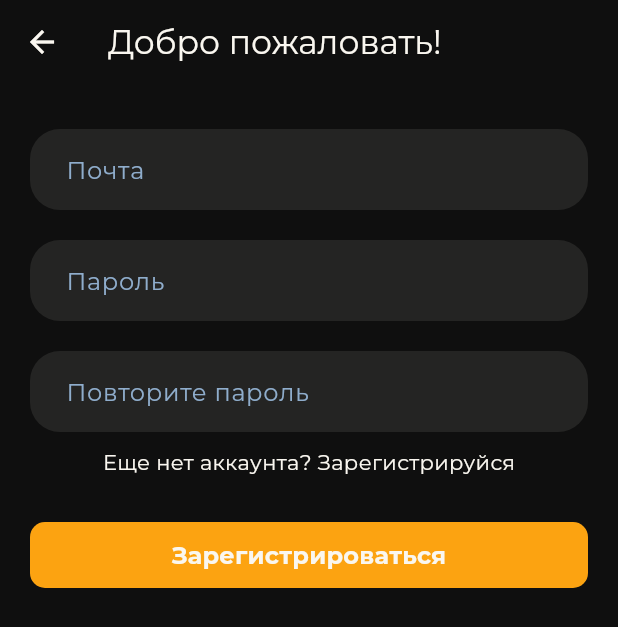
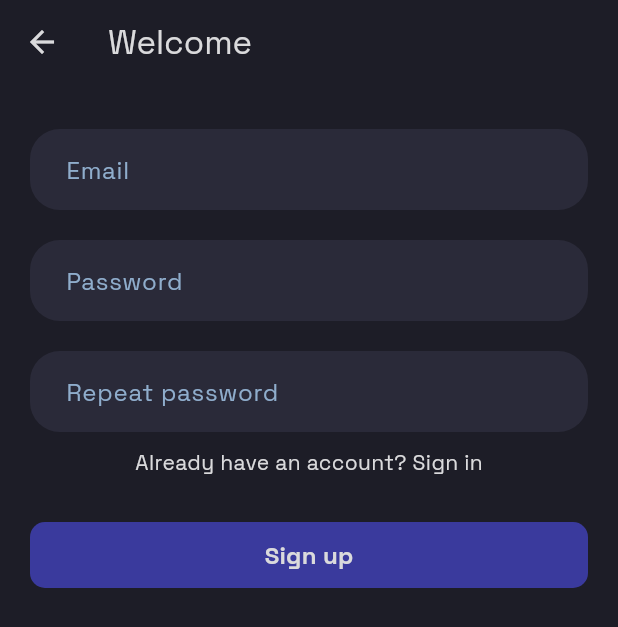
Before and after one commit to palp1ix/cinema-app, a Flutter app: the SignUpPage screen opened by its route, on a phone screen of 412 x 824 dp. Shown: the top 627 px of the screen. Run offline on Flutter 3.47's test engine with Material 3 defaults, Android fonts, the light colour scheme and no system bars; our stand-ins replace auto_route, carousel_slider, dio, easy_date_timeline, flutter_bloc, flutter_dotenv and 6 more; missing offline and left inert: talker_bloc_logger, talker_dio_logger; accounts and stored records are empty; generated files the repository leaves out were written again; network calls fail; statements that could not run were skipped.

Commit message:
maken en lang in app

```diff
--- a/lib/data/remote_data_source/film_request.dart
+++ b/lib/data/remote_data_source/film_request.dart
@@ -55,9 +55,9 @@ class FilmRequest {
     try {
       // await setNewFilmRoomSession();
       // await changeFilmParam();
-      // FIXME: Delete -2
+      // FIXME: Delete -3
       final response = await dio
-          .get('$endpoint/api/sessions/current?daysOffset=${dayOffset - 2}');
+          .get('$endpoint/api/sessions/current?daysOffset=${dayOffset - 3}');
       final data = response.data as List<dynamic>;
       final List<Session> sessions =
           data.map((e) => Session.fromJson(e)).toList();
--- a/lib/di.dart
+++ b/lib/di.dart
@@ -35,7 +35,7 @@ Future<void> di() async {
   getIt.registerSingleton<FlutterSecureStorage>(secureStorage);
 
   final authManager = AuthManager();
-  //await authManager.logout();
+  // await authManager.logout();
   await authManager.initUser();
   getIt.registerSingleton<AuthManager>(authManager);
 }
--- a/lib/presentation/auth/pages/signin/view/signin.dart
+++ b/lib/presentation/auth/pages/signin/view/signin.dart
@@ -38,8 +38,8 @@ class _SignInPageState extends State<SignInPage> {
             await showDialog(
                 context: context,
                 builder: (context) => const AlertDialog(
-                      title: Text('Успешно'),
-                      content: Text('Вы успешно вошли в систему'),
+                      title: Text('Success'),
+                      content: Text('You have successfully logged in'),
                     ));
             Navigator.of(context).pop();
           }
@@ -47,7 +47,7 @@ class _SignInPageState extends State<SignInPage> {
         child: Scaffold(
           appBar: AppBar(
             title: Text(
-              'Добро пожаловать!',
+              'Welcome!',
               style: theme.textTheme.titleLarge,
             ),
           ),
@@ -62,7 +62,7 @@ class _SignInPageState extends State<SignInPage> {
       return Scaffold(
           appBar: AppBar(),
           body: const Center(
-            child: Text('Извините, вы уже вошли в систему'),
+            child: Text('Sorry, you\'re already logged in'),
           ));
     }
   }
@@ -87,7 +87,7 @@ class SignInWidget extends StatelessWidget {
     return DefaultAuthView(
         emailController: emailController,
         passwordController: passwordController,
-        buttonText: 'Войти',
+        buttonText: 'Login',
         onTextTap: () {
           context.router.replace(const SignUpRoute());
         },
@@ -95,7 +95,7 @@ class SignInWidget extends StatelessWidget {
           signInBloc.add(SignInWithEmailPassword(
               email: emailController.text, password: passwordController.text));
         },
-        smallInfoText: 'Нету аккаунта? Зарегестрируйся',
+        smallInfoText: 'Don\'t have an account? Sign up',
         theme: theme);
   }
 }
--- a/lib/presentation/auth/pages/signup/view/signup.dart
+++ b/lib/presentation/auth/pages/signup/view/signup.dart
@@ -36,8 +36,8 @@ class _SignUpPageState extends State<SignUpPage> {
               context: context,
               builder: (context) {
                 return const AlertDialog(
-                  title: Text('Успешно!'),
-                  content: Text('Вы успешно зарегистрировались!'),
+                  title: Text('Success!'),
+                  content: Text('You have successfully registered!'),
                 );
               });
           Navigator.of(context).pop();
@@ -46,7 +46,7 @@ class _SignUpPageState extends State<SignUpPage> {
       child: Scaffold(
           appBar: AppBar(
             title: Text(
-              'Добро пожаловать!',
+              'Welcome',
               style: theme.textTheme.titleLarge,
             ),
           ),
@@ -55,8 +55,8 @@ class _SignUpPageState extends State<SignUpPage> {
               passwordController: passwordController,
               secondPasswordController: passwordController2,
               theme: theme,
-              buttonText: 'Зарегистрироваться',
-              smallInfoText: 'Уже есть аккаунт? Войти',
+              buttonText: 'Sign up',
+              smallInfoText: 'Already have an account? Sign in',
               onTextTap: () {
                 context.router.replace(const SignInRoute());
               },
--- a/lib/presentation/auth/widgets/default_auth_view.dart
+++ b/lib/presentation/auth/widgets/default_auth_view.dart
@@ -33,7 +33,7 @@ class DefaultAuthView extends StatelessWidget {
           const SizedBox(height: 30),
           CinemaTextField(
             controller: emailController,
-            hintText: 'Почта',
+            hintText: 'Email',
           ),
           const SizedBox(
             height: 20,
@@ -41,7 +41,7 @@ class DefaultAuthView extends StatelessWidget {
           CinemaTextField(
             controller: passwordController,
             obscureText: true,
-            hintText: 'Пароль',
+            hintText: 'Password',
           ),
           if (secondPasswordController != null)
             const SizedBox(
@@ -51,7 +51,7 @@ class DefaultAuthView extends StatelessWidget {
             CinemaTextField(
               controller: secondPasswordController!,
               obscureText: true,
-              hintText: 'Повторите пароль',
+              hintText: 'Repeat password',
             ),
           GestureDetector(
               onTap: () {
@@ -59,7 +59,7 @@ class DefaultAuthView extends StatelessWidget {
               },
               child: Container(
                   margin: const EdgeInsets.all(10),
-                  child: const Text('Еще нет аккаунта? Зарегистрируйся'))),
+                  child: Text(smallInfoText))),
           GestureDetector(
             onTap: () {
               onButtonTap.call();
--- a/lib/presentation/core/theme/theme.dart
+++ b/lib/presentation/core/theme/theme.dart
@@ -3,10 +3,10 @@ import 'package:google_fonts/google_fonts.dart';
 
 final darkTheme = ThemeData(
   colorScheme: const ColorScheme.dark(
-      surface: Color.fromARGB(255, 15, 15, 15),
-      surfaceContainer: Color(0xFF242423),
-      onSurface: Color(0xFFFAF7F0),
-      onSecondary: Color(0xFFf77f00)),
+      surface: Color(0xFF1d1d27),
+      surfaceContainer: Color(0xFF2a2a39),
+      onSurface: Color(0xFFdadadc),
+      onSecondary: Color(0xFF413ba3)),
   inputDecorationTheme: const InputDecorationTheme(
     // prefixIcon: Icon(Icons.email),
     filled: true,
@@ -26,7 +26,7 @@ final darkTheme = ThemeData(
   indicatorColor: Colors.red,
   brightness: Brightness.dark,
   useMaterial3: true,
-  primaryColor: const Color(0xFFfca311),
+  primaryColor: const Color(0xFF3a3a9d),
   canvasColor: Colors.black,
-  fontFamily: GoogleFonts.getFont('Montserrat').fontFamily,
+  fontFamily: GoogleFonts.spaceGrotesk().fontFamily,
 );
--- a/lib/presentation/home/widgets/premiere_widget.dart
+++ b/lib/presentation/home/widgets/premiere_widget.dart
@@ -17,7 +17,7 @@ class PremiereWidget extends StatelessWidget {
       'https://webgate.24guru.by/uploads/events/thumbs/300x430/9TEz29zjV.jpg'
     ];
     return MainContainer(
-      title: 'Премьеры',
+      title: 'Premiere',
       child: CarouselSlider.builder(
         itemCount: 5,
         itemBuilder: (BuildContext context, int index, int pageViewIndex) {
--- a/lib/presentation/home/widgets/search_bar.dart
+++ b/lib/presentation/home/widgets/search_bar.dart
@@ -27,7 +27,7 @@ class CinemaSearchBar extends StatelessWidget {
               ),
               const SizedBox(width: 15),
               Text(
-                'Поиск',
+                'Search',
                 style: TextStyle(
                     fontSize: 16,
                     fontWeight: FontWeight.w600,
--- a/lib/presentation/home/widgets/shown_today_widget.dart
+++ b/lib/presentation/home/widgets/shown_today_widget.dart
@@ -30,7 +30,7 @@ class _ShownTodayWidgetState extends State<ShownTodayWidget> {
       builder: (context, state) {
         if (state is SessionsLoaded) {
           return MainContainer(
-              title: 'Сегодня',
+              title: 'Today',
               child: CarouselSlider.builder(
                 itemCount: state.sessions.length,
                 itemBuilder:
--- a/lib/presentation/movie/view/movie.dart
+++ b/lib/presentation/movie/view/movie.dart
@@ -1,7 +1,6 @@
 import 'package:auto_route/auto_route.dart';
 import 'package:cinema/presentation/core/widgets/widgets.dart';
 import 'package:cinema/presentation/movie/widgets/advanced_information_widget.dart';
-import 'package:cinema/presentation/movie/widgets/information_container.dart';
 import 'package:cinema/presentation/movie/widgets/trailer_view_widget.dart';
 import 'package:cinema/data/models/session/session.dart';
 import 'package:cinema/router/router.dart';
@@ -55,10 +54,9 @@ class _MoviePageState extends State<MoviePage> {
                       ),
                     )),
               ),
-              const SliverToBoxAdapter(child: InformationContainer()),
               SliverToBoxAdapter(
                 child: MainContainer(
-                    title: 'Описание',
+                    title: 'Description',
                     child: Text(
                       widget.session.film.description,
                       style: const TextStyle(fontSize: 16),
@@ -80,7 +78,7 @@ class _MoviePageState extends State<MoviePage> {
                         session: widget.session));
                   },
                   child: const Text(
-                    'Забронировать',
+                    'Book Tickets',
                     textAlign: TextAlign.center,
                     style: TextStyle(fontSize: 20, fontWeight: FontWeight.w900),
                   ),
--- a/lib/presentation/movie/widgets/advanced_info_container.dart
+++ b/lib/presentation/movie/widgets/advanced_info_container.dart
@@ -32,7 +32,8 @@ class AdvancedInfoContainer extends StatelessWidget {
             Text(
               value,
               style: TextStyle(
-                  color: theme.primaryColor, fontWeight: FontWeight.bold),
+                  color: theme.colorScheme.onSurface,
+                  fontWeight: FontWeight.bold),
             )
           ],
         ),
--- a/lib/presentation/movie/widgets/trailer_view_widget.dart
+++ b/lib/presentation/movie/widgets/trailer_view_widget.dart
@@ -41,7 +41,7 @@ class _TrailerViewWidgetState extends State<TrailerViewWidget>
   Widget build(BuildContext context) {
     final theme = Theme.of(context);
     return MainContainer(
-      title: 'Трейлер',
+      title: 'Trailer',
       child: ClipRRect(
         borderRadius: BorderRadius.circular(20),
         child: YoutubePlayer(
--- a/lib/presentation/ticket/widgets/date_picker.dart
+++ b/lib/presentation/ticket/widgets/date_picker.dart
@@ -31,7 +31,6 @@ class _DatePickerState extends State<DatePicker> {
             _selectedDate = date;
           });
         },
-        locale: const Locale('ru'),
       ),
     );
   }
--- a/lib/presentation/ticket/widgets/seats_picker_widget.dart
+++ b/lib/presentation/ticket/widgets/seats_picker_widget.dart
@@ -28,9 +28,9 @@ class SeatsPickerHeader extends StatelessWidget {
       mainAxisAlignment: MainAxisAlignment.spaceAround,
       mainAxisSize: MainAxisSize.max,
       children: [
-        InfoElement(color: theme.colorScheme.onSurface, text: 'Доступно'),
-        InfoElement(color: theme.hintColor, text: 'Занято'),
-        InfoElement(color: theme.primaryColor, text: 'Выбрано'),
+        InfoElement(color: theme.colorScheme.onSurface, text: 'Available'),
+        InfoElement(color: theme.hintColor, text: 'Reserved'),
+        InfoElement(color: theme.primaryColor, text: 'Selected'),
       ],
     );
   }
```
Also changed, not shown: lib/presentation/home/view/home.dart (+0 -51 lines), lib/presentation/movie/widgets/advanced_information_widget.dart (+6 -6 lines), lib/presentation/ticket/view/ticket_page.dart (+16 -28 lines).
